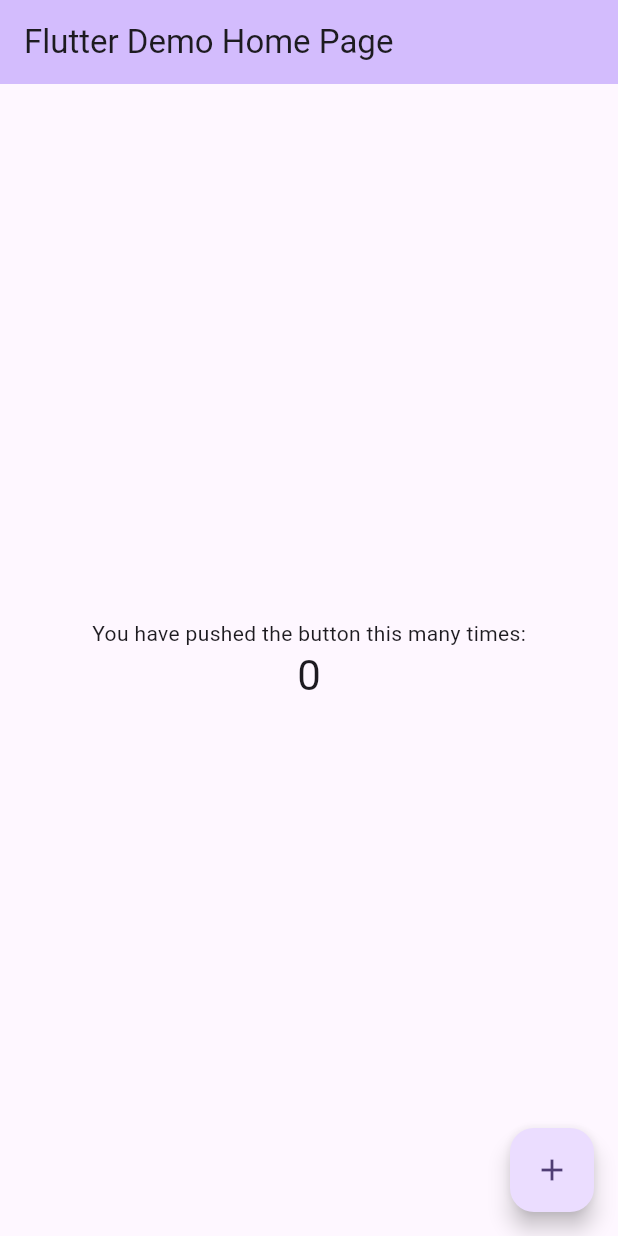
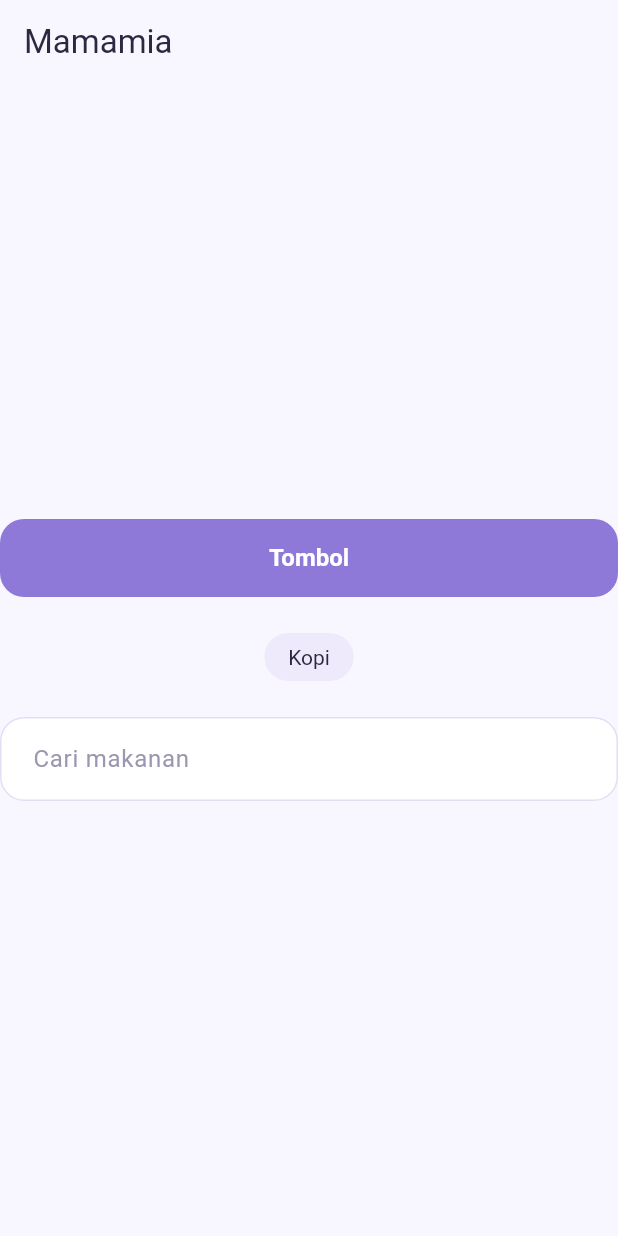
Before and after one commit to KuroiiDev/undip-mamamia-app, a Flutter app: the screen it shows after launch, on a phone screen of 412 x 824 dp. Run offline on Flutter 3.47's test engine with Material 3 defaults, Android fonts, the phone set to English and light mode, and no system bars; our stand-ins replace flutter_riverpod, material_ui.

Commit message:
feat: implement main app structure with theme and color management

```diff
--- /dev/null
+++ b/lib/app.dart
@@ -0,0 +1,33 @@
+import 'package:material_ui/material_ui.dart';
+
+import 'core/theme/app_theme.dart';
+
+class App extends StatelessWidget {
+  const App({super.key});
+
+  @override
+  Widget build(BuildContext context) {
+    return MaterialApp(
+      title: 'Mamamia',
+      debugShowCheckedModeBanner: false,
+      theme: AppTheme.light,
+      home: Scaffold(
+        appBar: AppBar(title: const Text('Mamamia')),
+        body: Center(
+          child: Column(
+            mainAxisSize: MainAxisSize.min,
+            children: [
+              ElevatedButton(onPressed: () {}, child: const Text('Tombol')),
+              const SizedBox(height: 16),
+              const Chip(label: Text('Kopi')),
+              const SizedBox(height: 16),
+              const TextField(
+                decoration: InputDecoration(hintText: 'Cari makanan'),
+              ),
+            ],
+          ),
+        ),
+      ),
+    );
+  }
+}
--- /dev/null
+++ b/lib/core/theme/app_colors.dart
@@ -0,0 +1,30 @@
+import 'package:material_ui/material_ui.dart';
+
+abstract final class AppColors {
+  // Lilac (main, background, tint)
+  static const lilac50 = Color(0xFFF8F6FE); // background
+  static const lilac100 = Color(0xFFEFEAFB); // chip, input, card, tint
+  static const lilac200 = Color(0xFFE2D9F8);
+  static const lilac300 = Color(0xFFC9BCF0);
+  static const lilac500 = Color(0xFF8E78D8); // primary
+  static const lilac700 = Color(0xFF6C57B5); // pressed
+
+  // Neutral (text, line, border, surface)
+  static const ink = Color(0xFF2E2742); // main
+  static const inkSoft = Color(0xFF6E6786); // secondary
+  static const inkMuted = Color(0xFF9C97B0); // hint, placeholder, inactive
+  static const border = Color(0xFFE4DEF5);
+  static const surface = Color(0xFFFFFFFF);
+
+  // Accent (categories, badge, chips, etc)
+  static const pink = Color(0xFFF7C5DA);
+  static const peach = Color(0xFFFFD9BF);
+  static const mint = Color(0xFFBFE9D6);
+  static const sky = Color(0xFFC4E0F7);
+
+  // Status
+  static const success = Color(0xFF5FBF8F);
+  static const warning = Color(0xFFF2B25C);
+  static const error = Color(0xFFE0657F);
+  static const star = Color(0xFFFFC857); // rating stars
+}
--- /dev/null
+++ b/lib/core/theme/app_theme.dart
@@ -0,0 +1,125 @@
+import 'package:material_ui/material_ui.dart';
+
+import 'app_colors.dart';
+
+abstract final class AppTheme {
+  static ThemeData get light {
+    const scheme = ColorScheme.light(
+      primary: AppColors.lilac500,
+      onPrimary: Colors.white,
+      primaryContainer: AppColors.lilac100,
+      onPrimaryContainer: AppColors.lilac700,
+      secondary: AppColors.pink,
+      onSecondary: AppColors.ink,
+      surface: AppColors.surface,
+      onSurface: AppColors.ink,
+      error: AppColors.error,
+      outline: AppColors.border,
+    );
+
+    return ThemeData(
+      useMaterial3: true,
+      colorScheme: scheme,
+      scaffoldBackgroundColor: AppColors.lilac50,
+      dividerColor: AppColors.border,
+
+      appBarTheme: const AppBarTheme(
+        backgroundColor: AppColors.lilac50,
+        foregroundColor: AppColors.ink,
+        elevation: 0,
+        scrolledUnderElevation: 0,
+        centerTitle: false,
+      ),
+
+      cardTheme: CardThemeData(
+        color: AppColors.surface,
+        elevation: 0,
+        margin: EdgeInsets.zero,
+        shape: RoundedRectangleBorder(
+          borderRadius: BorderRadius.circular(20),
+          side: const BorderSide(color: AppColors.border),
+        ),
+      ),
+
+      elevatedButtonTheme: ElevatedButtonThemeData(
+        style: ElevatedButton.styleFrom(
+          backgroundColor: AppColors.lilac500,
+          foregroundColor: Colors.white,
+          elevation: 0,
+          minimumSize: const Size.fromHeight(52),
+          shape: RoundedRectangleBorder(
+            borderRadius: BorderRadius.circular(16),
+          ),
+          textStyle: const TextStyle(fontWeight: FontWeight.w600, fontSize: 16),
+        ),
+      ),
+
+      inputDecorationTheme: InputDecorationTheme(
+        filled: true,
+        fillColor: AppColors.surface,
+        hintStyle: const TextStyle(color: AppColors.inkMuted),
+        contentPadding: const EdgeInsets.symmetric(
+          horizontal: 18,
+          vertical: 16,
+        ),
+        border: OutlineInputBorder(
+          borderRadius: BorderRadius.circular(16),
+          borderSide: const BorderSide(color: AppColors.border),
+        ),
+        enabledBorder: OutlineInputBorder(
+          borderRadius: BorderRadius.circular(16),
+          borderSide: const BorderSide(color: AppColors.border),
+        ),
+        focusedBorder: OutlineInputBorder(
+          borderRadius: BorderRadius.circular(16),
+          borderSide: const BorderSide(color: AppColors.lilac500, width: 1.5),
+        ),
+      ),
+
+      chipTheme: ChipThemeData(
+        backgroundColor: AppColors.lilac100,
+        selectedColor: AppColors.lilac300,
+        labelStyle: const TextStyle(color: AppColors.ink),
+        side: BorderSide.none,
+        shape: RoundedRectangleBorder(borderRadius: BorderRadius.circular(999)),
+      ),
+
+      navigationBarTheme: NavigationBarThemeData(
+        backgroundColor: AppColors.surface,
+        indicatorColor: AppColors.lilac100,
+        elevation: 0,
+        labelTextStyle: WidgetStateProperty.resolveWith(
+          (states) => TextStyle(
+            fontSize: 12,
+            fontWeight: states.contains(WidgetState.selected)
+                ? FontWeight.w600
+                : FontWeight.w500,
+            color: states.contains(WidgetState.selected)
+                ? AppColors.lilac700
+                : AppColors.inkMuted,
+          ),
+        ),
+        iconTheme: WidgetStateProperty.resolveWith(
+          (states) => IconThemeData(
+            color: states.contains(WidgetState.selected)
+                ? AppColors.lilac700
+                : AppColors.inkMuted,
+          ),
+        ),
+      ),
+
+      textTheme: const TextTheme(
+        headlineSmall: TextStyle(
+          fontWeight: FontWeight.w700,
+          color: AppColors.ink,
+        ),
+        titleMedium: TextStyle(
+          fontWeight: FontWeight.w600,
+          color: AppColors.ink,
+        ),
+        bodyMedium: TextStyle(color: AppColors.ink),
+        bodySmall: TextStyle(color: AppColors.inkSoft),
+      ),
+    );
+  }
+}
--- a/lib/main.dart
+++ b/lib/main.dart
@@ -1,122 +1,9 @@
 import 'package:material_ui/material_ui.dart';
+import 'package:flutter_riverpod/flutter_riverpod.dart';
+
+import 'app.dart';
 
 void main() {
-  runApp(const MyApp());
+  WidgetsFlutterBinding.ensureInitialized();
+  runApp(const ProviderScope(child: App()));
 }
-
-class MyApp extends StatelessWidget {
-  const MyApp({super.key});
-
-  // This widget is the root of your application.
-  @override
-  Widget build(BuildContext context) {
-    return MaterialApp(
-      title: 'Flutter Demo',
-      theme: ThemeData(
-        // This is the theme of your application.
-        //
-        // TRY THIS: Try running your application with "flutter run". You'll see
-        // the application has a purple toolbar. Then, without quitting the app,
-        // try changing the seedColor in the colorScheme below to Colors.green
-        // and then invoke "hot reload" (save your changes or press the "hot
-        // reload" button in a Flutter-supported IDE, or press "r" if you used
-        // the command line to start the app).
-        //
-        // Notice that the counter didn't reset back to zero; the application
-        // state is not lost during the reload. To reset the state, use hot
-        // restart instead.
-        //
-        // This works for code too, not just values: Most code changes can be
-        // tested with just a hot reload.
-        colorScheme: .fromSeed(seedColor: Colors.deepPurple),
-      ),
-      home: const MyHomePage(title: 'Flutter Demo Home Page'),
-    );
-  }
-}
-
-class MyHomePage extends StatefulWidget {
-  const MyHomePage({super.key, required this.title});
-
-  // This widget is the home page of your application. It is stateful, meaning
-  // that it has a State object (defined below) that contains fields that affect
-  // how it looks.
-
-  // This class is the configuration for the state. It holds the values (in this
-  // case the title) provided by the parent (in this case the App widget) and
-  // used by the build method of the State. Fields in a Widget subclass are
-  // always marked "final".
-
-  final String title;
-
-  @override
-  State<MyHomePage> createState() => _MyHomePageState();
-}
-
-class _MyHomePageState extends State<MyHomePage> {
-  int _counter = 0;
-
-  void _incrementCounter() {
-    setState(() {
-      // This call to setState tells the Flutter framework that something has
-      // changed in this State, which causes it to rerun the build method below
-      // so that the display can reflect the updated values. If we changed
-      // _counter without calling setState(), then the build method would not be
-      // called again, and so nothing would appear to happen.
-      _counter++;
-    });
-  }
-
-  @override
-  Widget build(BuildContext context) {
-    // This method is rerun every time setState is called, for instance as done
-    // by the _incrementCounter method above.
-    //
-    // The Flutter framework has been optimized to make rerunning build methods
-    // fast, so that you can just rebuild anything that needs updating rather
-    // than having to individually change instances of widgets.
-    return Scaffold(
-      appBar: AppBar(
-        // TRY THIS: Try changing the color here to a specific color (to
-        // Colors.amber, perhaps?) and trigger a hot reload to see the AppBar
-        // change color while the other colors stay the same.
-        backgroundColor: Theme.of(context).colorScheme.inversePrimary,
-        // Here we take the value from the MyHomePage object that was created by
-        // the App.build method, and use it to set our appbar title.
-        title: Text(widget.title),
-      ),
-      body: Center(
-        // Center is a layout widget. It takes a single child and positions it
-        // in the middle of the parent.
-        child: Column(
-          // Column is also a layout widget. It takes a list of children and
-          // arranges them vertically. By default, it sizes itself to fit its
-          // children horizontally, and tries to be as tall as its parent.
-          //
-          // Column has various properties to control how it sizes itself and
-          // how it positions its children. Here we use mainAxisAlignment to
-          // center the children vertically; the main axis here is the vertical
-          // axis because Columns are vertical (the cross axis would be
-          // horizontal).
-          //
-          // TRY THIS: Invoke "debug painting" (choose the "Toggle Debug Paint"
-          // action in the IDE, or press "p" in the console), to see the
-          // wireframe for each widget.
-          mainAxisAlignment: .center,
-          children: [
-            const Text('You have pushed the button this many times:'),
-            Text(
-              '$_counter',
-              style: Theme.of(context).textTheme.headlineMedium,
-            ),
-          ],
-        ),
-      ),
-      floatingActionButton: FloatingActionButton(
-        onPressed: _incrementCounter,
-        tooltip: 'Increment',
-        child: const Icon(Icons.add),
-      ),
-    );
-  }
-}
```
